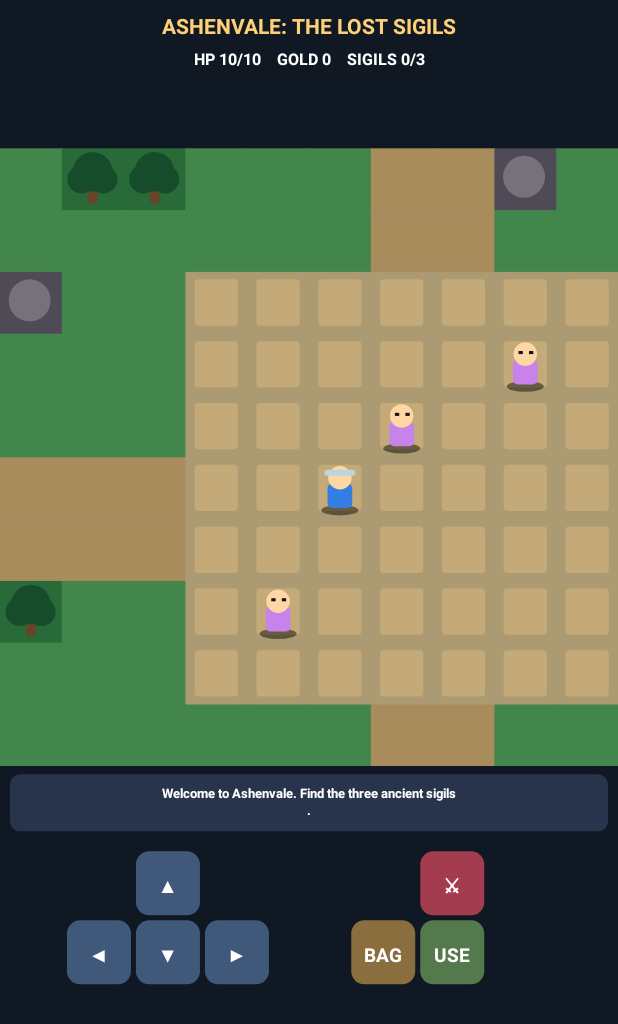
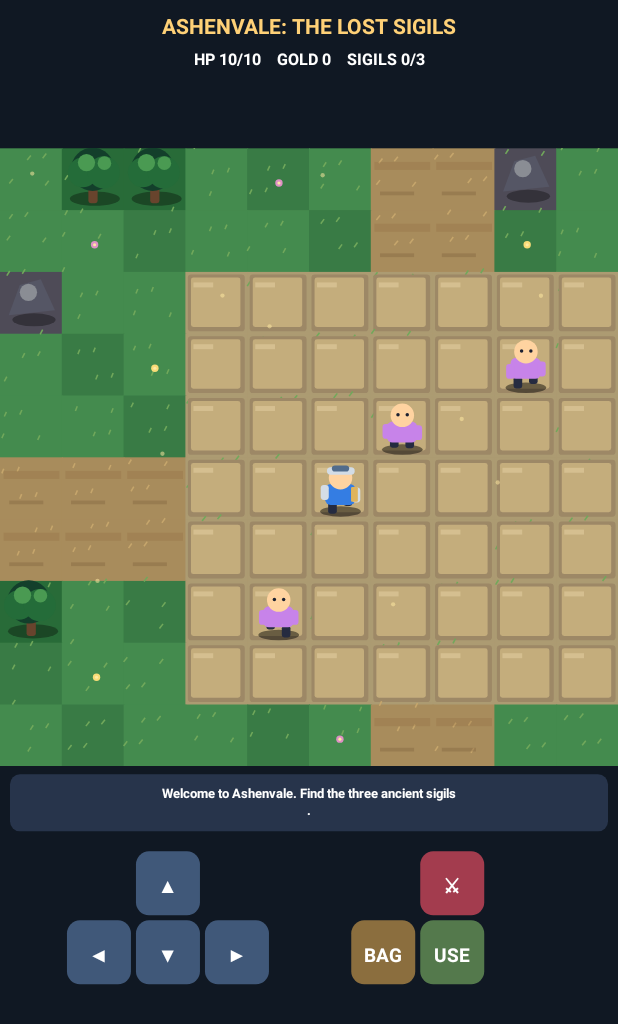
Before and after one commit to 82gtstang/MindControl, an Android app: the screen it shows after launch (MainActivity), on a phone screen of 412 x 824 dp. Shown: the top 1024 px of the screen. Run offline under Robolectric (Android 15) with nearby library versions, the phone set to English and light mode, and no system bars.

Commit message:
Add animated terrain, water, foliage, characters, fireflies and detailed fantasy tiles

```diff
--- a/app/src/main/java/com/gtstang/mindcontrol/MainActivity.kt
+++ b/app/src/main/java/com/gtstang/mindcontrol/MainActivity.kt
@@ -69,30 +69,91 @@ class MainActivity : Activity() {
    paint.color=color;paint.style=Paint.Style.FILL;c.drawRoundRect(x,y,x+w,y+h,r,r,paint)
   }
   private fun drawTile(c:Canvas,x:Float,y:Float,z:Float,t:Int,wx:Int,wy:Int){
-   rect(c,x,y,z+1,z+1,colors[t])
+   val time=System.currentTimeMillis()/1000.0
+   val sway=sin(time*1.7+wx*.9+wy*.5).toFloat()
+   val sparkle=sin(time*2.6+wx*2.3+wy).toFloat()
+   val seed=(wx*73+wy*191).let{abs(it)}
+   val grass=if(seed%3==0)0xff397b45.toInt() else 0xff448b4e.toInt()
+   rect(c,x,y,z+1,z+1,if(t==0)grass else colors[t])
+   if(t!=2){
+    for(i in 0..3){
+     val px=x+z*((seed+i*29)%83)/100f
+     val py=y+z*((seed+i*41)%79)/100f
+     paint.color=if(t==3)0xffc6a66c.toInt() else 0xff71a85b.toInt()
+     paint.strokeWidth=max(1f,z*.025f)
+     c.drawLine(px,py,px+z*.045f+sway*z*.015f,py-z*.075f,paint)
+    }
+   }
    when(t){
     1,5 -> {
-     rect(c,x+z*.42f,y+z*.46f,z*.16f,z*.44f,0xff674529.toInt(),3f)
-     paint.color=if(t==1)0xff164c2c.toInt() else 0xff235c36.toInt()
-     c.drawCircle(x+z*.5f,y+z*.38f,z*.32f,paint)
-     c.drawCircle(x+z*.32f,y+z*.5f,z*.23f,paint)
-     c.drawCircle(x+z*.67f,y+z*.5f,z*.23f,paint)
+     paint.color=0x55000000;c.drawOval(x+z*.13f,y+z*.7f,x+z*.94f,y+z*.93f,paint)
+     rect(c,x+z*.43f,y+z*.43f,z*.15f,z*.46f,0xff68442d.toInt(),z*.04f)
+     val shift=sway*z*.035f
+     paint.color=0xff133f2b.toInt();c.drawCircle(x+z*.49f+shift,y+z*.34f,z*.35f,paint)
+     paint.color=if(t==1)0xff246c39.toInt() else 0xff327d3f.toInt()
+     c.drawCircle(x+z*.33f+shift,y+z*.39f,z*.24f,paint)
+     c.drawCircle(x+z*.67f+shift,y+z*.39f,z*.26f,paint)
+     paint.color=0xff4a9a52.toInt();c.drawCircle(x+z*.39f+shift,y+z*.23f,z*.14f,paint)
+     c.drawCircle(x+z*.68f+shift,y+z*.24f,z*.11f,paint)
     }
-    2 -> {paint.color=0xff8fd1ef.toInt();c.drawCircle(x+z*.4f,y+z*.55f,z*.12f,paint)}
-    4 -> {paint.color=0xff77717b.toInt();c.drawCircle(x+z*.48f,y+z*.46f,z*.34f,paint)}
-    6 -> {rect(c,x+z*.15f,y+z*.12f,z*.7f,z*.75f,0xffc3aa78.toInt(),4f)}
+    2 -> {
+     val wave=sin(time*2.5+wx*.7+wy*.8).toFloat()
+     rect(c,x,y,z+1,z+1,0xff235c91.toInt())
+     paint.color=0xff2c7fac.toInt();c.drawOval(x+z*.03f,y+z*.12f+wave*z*.05f,x+z*.85f,y+z*.53f+wave*z*.05f,paint)
+     paint.color=0xff68b9d6.toInt();paint.style=Paint.Style.STROKE;paint.strokeWidth=z*.045f
+     c.drawArc(x+z*.18f,y+z*.25f+wave*z*.08f,x+z*.75f,y+z*.65f+wave*z*.08f,190f,120f,false,paint)
+     paint.style=Paint.Style.FILL
+    }
+    3 -> {
+     rect(c,x+z*.06f,y+z*.22f,z*.9f,z*.13f,0x33805a32)
+     rect(c,x+z*.15f,y+z*.7f,z*.55f,z*.06f,0x55785b39)
+    }
+    4 -> {
+     paint.color=0x55000000;c.drawOval(x+z*.2f,y+z*.67f,x+z*.9f,y+z*.88f,paint)
+     val path=Path();path.moveTo(x+z*.14f,y+z*.7f);path.lineTo(x+z*.32f,y+z*.21f);path.lineTo(x+z*.66f,y+z*.12f);path.lineTo(x+z*.89f,y+z*.62f);path.close()
+     paint.color=0xff555665.toInt();c.drawPath(path,paint)
+     paint.color=0xff8a8d94.toInt();c.drawCircle(x+z*.46f,y+z*.33f,z*.14f,paint)
+    }
+    6 -> {
+     rect(c,x+z*.04f,y+z*.04f,z*.92f,z*.92f,0xff9d8866.toInt(),z*.05f)
+     rect(c,x+z*.09f,y+z*.09f,z*.8f,z*.8f,0xffc4ad7c.toInt(),z*.04f)
+     rect(c,x+z*.13f,y+z*.17f,z*.32f,z*.08f,0xffd5bf90.toInt())
+    }
+    0 -> if(seed%7==0){
+     paint.color=if(seed%2==0)0xfff8dc77.toInt() else 0xffdf91c5.toInt()
+     val fx=x+z*.54f+sway*z*.04f;val fy=y+z*.56f
+     c.drawCircle(fx,fy,z*.06f,paint)
+     paint.color=0xffffeaa4.toInt();c.drawCircle(fx,fy,z*.025f,paint)
+    }
    }
    if(chests.contains(key(wx,wy))&&!opened.contains(key(wx,wy))){
-    rect(c,x+z*.18f,y+z*.37f,z*.64f,z*.4f,0xff6a321b.toInt(),3f)
-    rect(c,x+z*.2f,y+z*.34f,z*.6f,z*.13f,0xffe9b84e.toInt(),3f)
+    paint.color=0x77000000;c.drawOval(x+z*.1f,y+z*.74f,x+z*.91f,y+z*.93f,paint)
+    rect(c,x+z*.16f,y+z*.4f,z*.68f,z*.4f,0xff63341f.toInt(),z*.06f)
+    rect(c,x+z*.18f,y+z*.35f,z*.64f,z*.15f,0xffd8a74e.toInt(),z*.05f)
+    rect(c,x+z*.44f,y+z*.47f,z*.13f,z*.18f,0xffffd96b.toInt(),z*.03f)
+    paint.color=0x77ffdf66; c.drawCircle(x+z*.5f,y+z*.26f,z*(.09f+.03f*sparkle),paint)
    }
   }
   private fun drawActor(c:Canvas,x:Float,y:Float,z:Float,color:Int,player:Boolean){
-   paint.color=0x77000000;c.drawOval(x+z*.2f,y+z*.77f,x+z*.8f,y+z*.94f,paint)
-   rect(c,x+z*.3f,y+z*.42f,z*.4f,z*.4f,color,5f)
-   paint.color=0xffffd7a4.toInt();c.drawCircle(x+z*.5f,y+z*.33f,z*.19f,paint)
-   if(player){rect(c,x+z*.25f,y+z*.2f,z*.5f,z*.1f,0xffbcd6df.toInt(),3f)}
-   else {rect(c,x+z*.39f,y+z*.28f,z*.07f,z*.05f,0xff171717.toInt());rect(c,x+z*.56f,y+z*.28f,z*.07f,z*.05f,0xff171717.toInt())}
+   val time=System.currentTimeMillis()/1000.0
+   val bob=(sin(time*4.3+(if(player)0.0 else x*.08)).toFloat())*z*.025f
+   val foot=(sin(time*5.8+(if(player)0.0 else y*.06)).toFloat())*z*.065f
+   paint.color=0x77000000;c.drawOval(x+z*.18f,y+z*.79f,x+z*.84f,y+z*.96f,paint)
+   rect(c,x+z*.31f,y+z*.66f+foot,z*.14f,z*.19f,0xff252b40.toInt(),z*.04f)
+   rect(c,x+z*.56f,y+z*.66f-foot,z*.14f,z*.19f,0xff252b40.toInt(),z*.04f)
+   rect(c,x+z*.26f,y+z*.41f+bob,z*.49f,z*.34f,color,z*.09f)
+   rect(c,x+z*.19f,y+z*.47f-bob,z*.13f,z*.24f,if(player)0xffd4dde6.toInt() else color,z*.05f)
+   rect(c,x+z*.7f,y+z*.47f+bob,z*.13f,z*.24f,if(player)0xffd4dde6.toInt() else color,z*.05f)
+   paint.color=0xffffd3a0.toInt();c.drawCircle(x+z*.51f,y+z*.31f+bob,z*.19f,paint)
+   if(player){
+    rect(c,x+z*.29f,y+z*.14f+bob,z*.45f,z*.12f,0xffd2dce6.toInt(),z*.06f)
+    rect(c,x+z*.37f,y+z*.11f+bob,z*.28f,z*.1f,0xff516c8c.toInt(),z*.05f)
+    rect(c,x+z*.68f,y+z*.46f+bob,z*.11f,z*.24f,0xffe0b45c.toInt(),z*.02f)
+   }else{
+    paint.color=0xff1d2131.toInt()
+    c.drawCircle(x+z*.44f,y+z*.3f+bob,z*.028f,paint)
+    c.drawCircle(x+z*.59f,y+z*.3f+bob,z*.028f,paint)
+   }
   }
   override fun onDraw(c:Canvas){
    c.drawColor(0xff101823.toInt())
@@ -111,6 +172,13 @@ class MainActivity : Activity() {
    for(npc in villagers){val dx=npc.x-hero.x+5;val dy=npc.y-hero.y+5;if(dx in 0..9&&dy in 0..9)drawActor(c,offsetX+dx*z,offsetY+dy*z,z,0xffc783e9.toInt(),false)}
    for(e in enemies){val dx=e.x-hero.x+5;val dy=e.y-hero.y+5;if(dx in 0..9&&dy in 0..9)drawActor(c,offsetX+dx*z,offsetY+dy*z,z,0xffc43c47.toInt(),false)}
    drawActor(c,offsetX+5*z,offsetY+5*z,z,0xff347de3.toInt(),true)
+   // Fireflies drift through the scene after dusk.
+   val seconds=System.currentTimeMillis()/1000.0
+   for(i in 0..10){
+    val fx=offsetX+((i*37)%97)/10f*z+sin(seconds*.6+i).toFloat()*z*.18f
+    val fy=top+((i*23)%89)/10f*z+cos(seconds*.7+i*2).toFloat()*z*.22f
+    paint.color=0x88ffe9a1.toInt();c.drawCircle(fx,fy,z*.035f,paint)
+   }
    c.restore()
    val bottom=top+z*10
    rect(c,10f,bottom+8,w-20,57f,0xff27344b.toInt(),10f)
@@ -139,6 +207,7 @@ class MainActivity : Activity() {
      text(c,"Tap anywhere to start again",w/2,top+z*5,16f)
     }
    }
+   postInvalidateDelayed(50L)
   }
   private fun passable(x:Int,y:Int)=x in 1..38&&y in 1..38&&world[y][x] !in listOf(1,2,4,5)
   private fun move(dx:Int,dy:Int){
```
